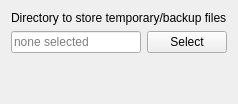
Above: gui/editortempoptionpage.ui from Martchus/tageditor before the change. Below: the same form after it.
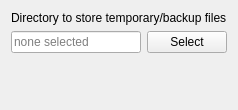
That is the form after the change. Custom widgets are drawn as their Qt base class.

What changed in the file:
```diff
--- a/gui/editortempoptionpage.ui
+++ b/gui/editortempoptionpage.ui
@@ -2,6 +2,14 @@
 <ui version="4.0">
  <class>QtGui::EditorTempOptionPage</class>
  <widget class="QWidget" name="QtGui::EditorTempOptionPage">
+  <property name="geometry">
+   <rect>
+    <x>0</x>
+    <y>0</y>
+    <width>206</width>
+    <height>110</height>
+   </rect>
+  </property>
   <property name="windowTitle">
    <string>Form</string>
   </property>
@@ -52,6 +60,12 @@
    <extends>QLineEdit</extends>
    <header>gui/pathlineedit.h</header>
   </customwidget>
+  <customwidget>
+   <class>NotificationLabel</class>
+   <extends>QWidget</extends>
+   <header>gui/notificationlabel.h</header>
+   <container>1</container>
+  </customwidget>
  </customwidgets>
  <resources/>
  <connections/>
```
Left out of the diff: 5 changed lines with no effect on the pictures.
